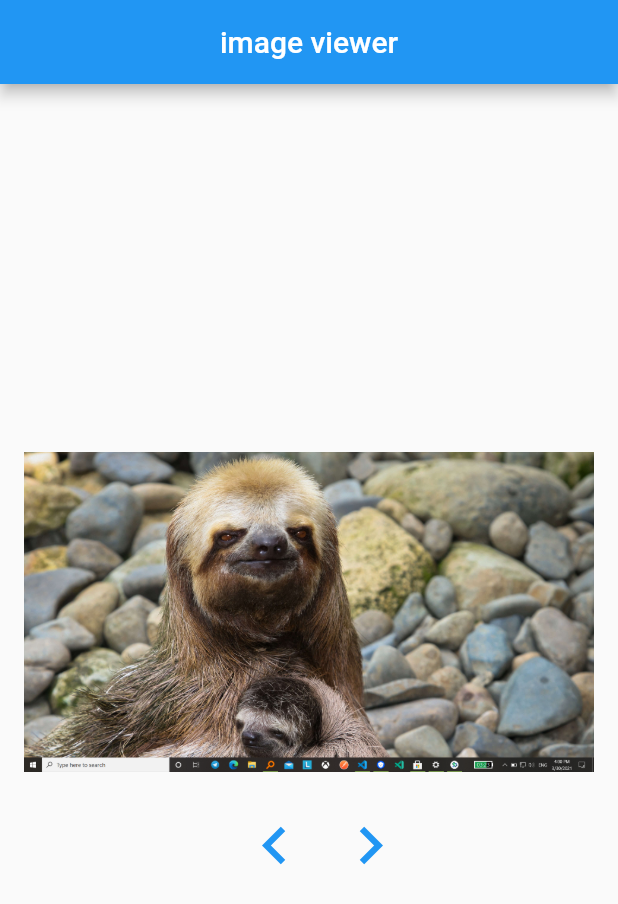
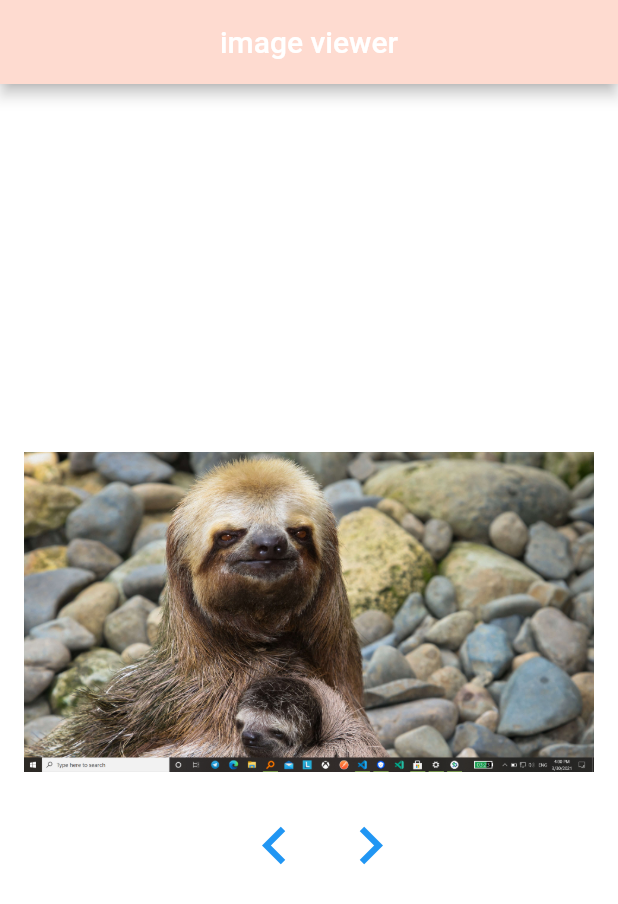
Before and after one commit to AnasAltarazi1998/example1, a Flutter app: the screen it shows after launch, after a tap on "open Gallery", on a phone screen of 412 x 824 dp. Shown: the top 904 px of the screen. Run offline on Flutter 3.47's test engine with Material 2 defaults, Android fonts, the phone set to English and light mode, and no system bars.

Commit message:
-- test banner

```diff
--- a/lib/main.dart
+++ b/lib/main.dart
@@ -1,24 +1,158 @@
-import 'package:example1/Consts.dart';
+// import 'package:example1/Consts.dart';
+// import 'package:example1/Gallery.dart';
+// import 'package:example1/Home.dart';
+// import 'package:flutter/material.dart';
+// import 'package:flutter/widgets.dart';
+
+// void main(List<String> args) {
+//   runApp(MyApp());
+// }
+
+// class MyApp extends StatelessWidget {
+//   MyApp({Key key}) : super(key: key);
+//   @override
+//   Widget build(BuildContext context) {
+//     return MaterialApp(
+//       routes: {
+//         "/home": (_) => Home(),
+//         "/gallery": (_) => Gallery(),
+//       },
+//       debugShowCheckedModeBanner: false,
+//       home: Home(),
+//     );
+//   }
+// }
 import 'package:example1/Gallery.dart';
 import 'package:example1/Home.dart';
 import 'package:flutter/material.dart';
-import 'package:flutter/widgets.dart';
 
-void main(List<String> args) {
-  runApp(MyApp());
-}
+void main() => runApp(MyApp());
 
 class MyApp extends StatelessWidget {
-  MyApp({Key key}) : super(key: key);
   @override
   Widget build(BuildContext context) {
     return MaterialApp(
-      routes: {
-        "/home": (_) => Home(),
-        "/gallery": (_) => Gallery(),
-      },
+      routes: {'/home': (_) => Home(), '/gallery': (_) => Gallery()},
+      title: 'Flutter Demo',
       debugShowCheckedModeBanner: false,
       home: Home(),
+      theme: _buildShrineTheme(),
     );
   }
 }
+
+class MyHomePage extends StatelessWidget {
+  bool b = false;
+  Widget build(BuildContext context) {
+    return Scaffold(
+      appBar: AppBar(
+        title: Text('Banners'),
+      ),
+      body: Column(
+        crossAxisAlignment: CrossAxisAlignment.center,
+        children: [
+          if (b)
+            MaterialBanner(
+              content: const Text('Error message text'),
+              leading: CircleAvatar(child: Icon(Icons.delete)),
+              actions: [
+                TextButton(
+                  child: const Text('ACTION 1'),
+                  onPressed: () {},
+                ),
+                TextButton(
+                  child: const Text('ACTION 2'),
+                  onPressed: () {},
+                ),
+              ],
+            ),
+          Container(
+            alignment: Alignment.center,
+            color: Colors.white,
+            child: Text('text'),
+          )
+        ],
+      ),
+    );
+  }
+}
+
+ThemeData _buildShrineTheme() {
+  final ThemeData base = ThemeData.light();
+  return base.copyWith(
+    colorScheme: _shrineColorScheme,
+    toggleableActiveColor: shrinePink400,
+    accentColor: shrineBrown900,
+    primaryColor: shrinePink100,
+    primaryColorLight: shrinePink100,
+    buttonColor: shrinePink100,
+    scaffoldBackgroundColor: shrineBackgroundWhite,
+    cardColor: shrineBackgroundWhite,
+    errorColor: shrineErrorRed,
+    buttonTheme: ButtonThemeData(
+      colorScheme: _shrineColorScheme.copyWith(primary: shrinePink400),
+      textTheme: ButtonTextTheme.normal,
+    ),
+    primaryIconTheme: _customIconTheme(base.iconTheme),
+    textTheme: _buildShrineTextTheme(base.textTheme),
+    primaryTextTheme: _buildShrineTextTheme(base.primaryTextTheme),
+    accentTextTheme: _buildShrineTextTheme(base.accentTextTheme),
+    iconTheme: _customIconTheme(base.iconTheme),
+  );
+}
+
+IconThemeData _customIconTheme(IconThemeData original) {
+  return original.copyWith(color: shrineBrown900);
+}
+
+TextTheme _buildShrineTextTheme(TextTheme base) {
+  return base
+      .copyWith(
+        caption: base.caption.copyWith(
+          fontWeight: FontWeight.w400,
+          fontSize: 14,
+          letterSpacing: defaultLetterSpacing,
+        ),
+        button: base.button.copyWith(
+          fontWeight: FontWeight.w500,
+          fontSize: 14,
+          letterSpacing: defaultLetterSpacing,
+        ),
+      )
+      .apply(
+        fontFamily: 'Rubik',
+        displayColor: shrineBrown900,
+        bodyColor: shrineBrown900,
+      );
+}
+
+const ColorScheme _shrineColorScheme = ColorScheme(
+  primary: shrinePink100,
+  primaryVariant: shrineBrown900,
+  secondary: shrinePink50,
+  secondaryVariant: shrineBrown900,
+  surface: shrineSurfaceWhite,
+  background: shrineBackgroundWhite,
+  error: shrineErrorRed,
+  onPrimary: shrineBrown900,
+  onSecondary: shrineBrown900,
+  onSurface: shrineBrown900,
+  onBackground: shrineBrown900,
+  onError: shrineSurfaceWhite,
+  brightness: Brightness.light,
+);
+
+const Color shrinePink50 = Color(0xFFFEEAE6);
+const Color shrinePink100 = Color(0xFFFEDBD0);
+const Color shrinePink300 = Color(0xFFFBB8AC);
+const Color shrinePink400 = Color(0xFFEAA4A4);
+
+const Color shrineBrown900 = Color(0xFF442B2D);
+const Color shrineBrown600 = Color(0xFF7D4F52);
+
+const Color shrineErrorRed = Color(0xFFC5032B);
+
+const Color shrineSurfaceWhite = Color(0xFFFFFBFA);
+const Color shrineBackgroundWhite = Colors.white;
+
+const defaultLetterSpacing = 0.03;
```
